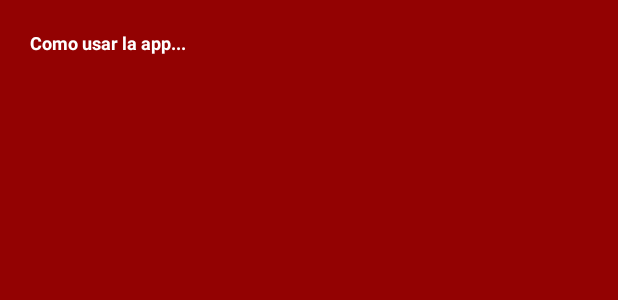
After one commit to Tonra/Paralimpicos2019v20, an Android app: the layout ayudapopup.xml on its own in the app's theme, with its tools: preview values and no code run, on a phone screen of 412 x 824 dp. The commit adds this screen. Shown: the top 300 px of the screen. Run offline under Robolectric (Android 15) with nearby library versions, the phone set to English and light mode, and no system bars.

Commit message:
Commit domingo 13 a las 17:10 se me ocurrio hacer un popup, para mostrar como utilizar la app

```diff
--- a/app/src/main/AndroidManifest.xml
+++ b/app/src/main/AndroidManifest.xml
@@ -43,6 +43,10 @@
             android:name=".CharlaActivitytabbed"
             android:label="@string/title_activity_charla_activitytabbed"
             android:theme="@style/AppTheme"></activity>
+        <activity android:name=".Ayudapopup"
+            android:theme="@style/AppTheme.CustomTheme"
+            >
+        </activity>
     </application>
 
 </manifest>
--- /dev/null
+++ b/app/src/main/res/layout/ayudapopup.xml
@@ -0,0 +1,26 @@
+<?xml version="1.0" encoding="utf-8"?>
+<android.support.constraint.ConstraintLayout
+    xmlns:android="http://schemas.android.com/apk/res/android"
+    xmlns:app="http://schemas.android.com/apk/res-auto"
+    xmlns:tools="http://schemas.android.com/tools"
+    android:layout_width="match_parent"
+    android:layout_height="match_parent"
+    android:layout_gravity="center"
+    android:background="@color/colorPrimaryDark"
+    >
+
+
+    <TextView
+        android:id="@+id/textView11"
+        android:layout_width="wrap_content"
+        android:layout_height="wrap_content"
+        android:text="Como usar la app..."
+        android:paddingTop="20dp"
+        android:paddingRight="20dp"
+        android:paddingLeft="20dp"
+        android:paddingBottom="20dp"
+        android:textColor="@color/blanco"
+        android:textSize="12dp"
+        android:textStyle="bold"
+        />
+</android.support.constraint.ConstraintLayout>
--- a/app/src/main/res/values/styles.xml
+++ b/app/src/main/res/values/styles.xml
@@ -31,4 +31,8 @@
 
     </style>
 
+    <style name="AppTheme.CustomTheme">
+        <item name="android:windowIsTranslucent">true</item>
+        <item name="android:windowCloseOnTouchOutside">true</item>
+    </style>
 </resources>
```
Also changed, not shown: app/src/main/java/com/example/diego/paralimpicos2019v20/Ayudapopup.java (added, +22 -0 lines), app/src/main/java/com/example/diego/paralimpicos2019v20/Main_Activity.java (+8 -2 lines).
